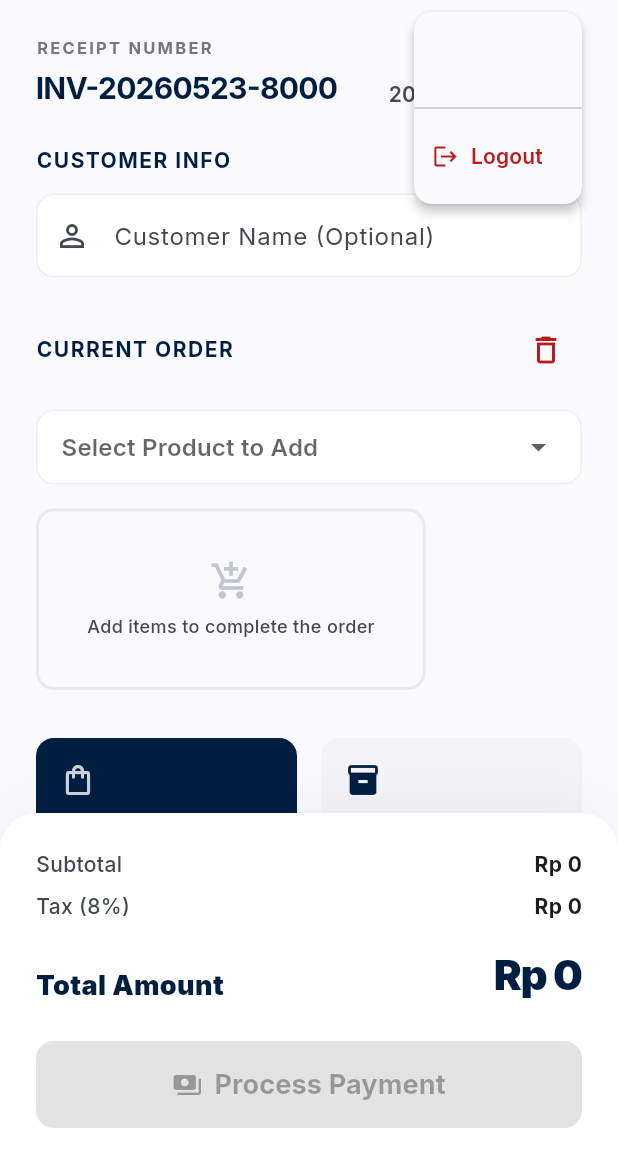
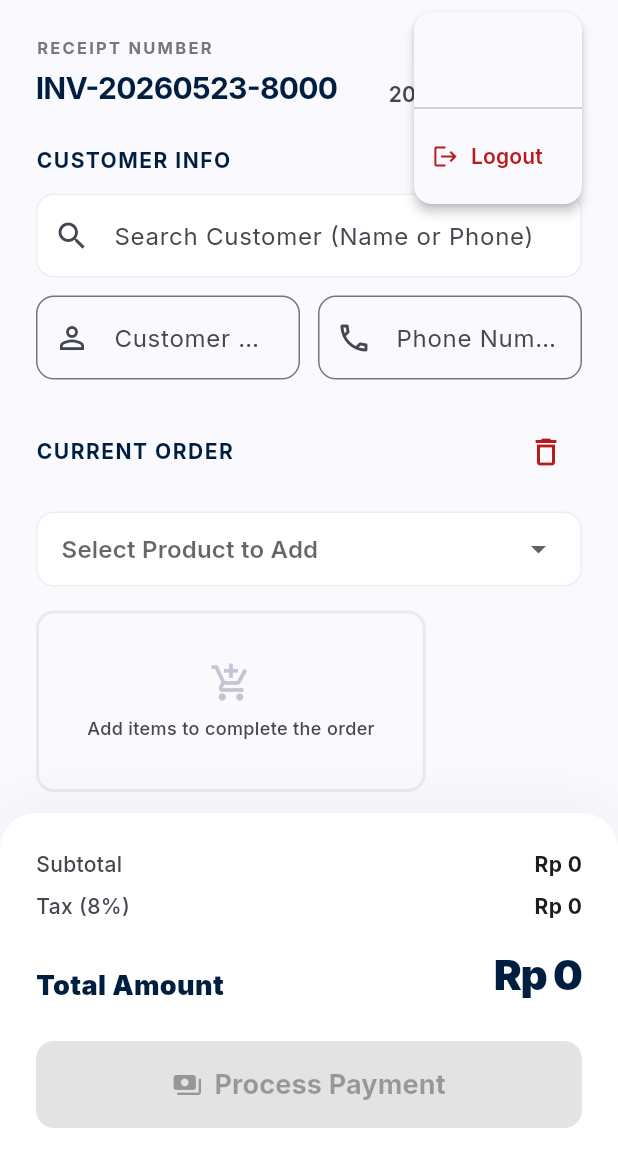
Before and after one commit to fathurdja/PrecisionPOS, a Flutter app: the OrderInputScreen screen opened by its route, after a tap on the "person" icon, on a phone screen of 412 x 824 dp, the part 84-1236 px from its top. Run offline on Flutter 3.47's test engine with Material 3 defaults, Android fonts, the phone set to English and light mode, and no system bars; our stand-ins replace file_picker, fl_chart, google_fonts, pdf, printing, share_plus and 2 more; missing offline and left inert: esc_pos_utils_plus, print_bluetooth_thermal; accounts and stored records are empty.

Commit message:
update dashboard dan customer

```diff
--- a/lib/data/database_helper.dart
+++ b/lib/data/database_helper.dart
@@ -23,7 +23,7 @@ class DatabaseHelper {
 
     return await openDatabase(
       path,
-      version: 2,
+      version: 3,
       onCreate: _createDB,
       onUpgrade: _onUpgrade,
     );
@@ -51,9 +51,19 @@ class DatabaseHelper {
         total_harga $realType,
         status $textType,
         customer_name TEXT,
+        customer_phone TEXT,
         cashier_name TEXT,
         tax_amount REAL DEFAULT 0.0,
         service_amount REAL DEFAULT 0.0
+      )
+    ''');
+
+    await db.execute('''
+      CREATE TABLE customers (
+        id $idType,
+        name $textType,
+        phone TEXT NOT NULL UNIQUE,
+        created_at TEXT
       )
     ''');
 
@@ -117,6 +127,22 @@ class DatabaseHelper {
 
       await _insertInitialStaff(db);
     }
+    if (oldVersion < 3) {
+      try {
+        await db.execute('ALTER TABLE transactions ADD COLUMN customer_phone TEXT');
+      } catch (e) {
+        print("Column customer_phone might already exist: $e");
+      }
+
+      await db.execute('''
+        CREATE TABLE IF NOT EXISTS customers (
+          id INTEGER PRIMARY KEY AUTOINCREMENT,
+          name TEXT NOT NULL,
+          phone TEXT NOT NULL UNIQUE,
+          created_at TEXT
+        )
+      ''');
+    }
   }
 
   Future _insertInitialStaff(Database db) async {
--- /dev/null
+++ b/lib/models/customer_model.dart
@@ -0,0 +1,31 @@
+class CustomerModel {
+  final int? id;
+  final String name;
+  final String phone;
+  final String? createdAt;
+
+  CustomerModel({
+    this.id,
+    required this.name,
+    required this.phone,
+    this.createdAt,
+  });
+
+  factory CustomerModel.fromMap(Map<String, dynamic> map) {
+    return CustomerModel(
+      id: map['id'],
+      name: map['name'],
+      phone: map['phone'],
+      createdAt: map['created_at'],
+    );
+  }
+
+  Map<String, dynamic> toMap() {
+    return {
+      if (id != null) 'id': id,
+      'name': name,
+      'phone': phone,
+      if (createdAt != null) 'created_at': createdAt,
+    };
+  }
+}
--- a/lib/models/transaction_model.dart
+++ b/lib/models/transaction_model.dart
@@ -4,6 +4,7 @@ class TransactionModel {
   final double totalHarga;
   final String status;
   final String? customerName;
+  final String? customerPhone;
   final String? cashierName;
   final double taxAmount;
   final double serviceAmount;
@@ -14,6 +15,7 @@ class TransactionModel {
     required this.totalHarga,
     required this.status,
     this.customerName,
+    this.customerPhone,
     this.cashierName,
     this.taxAmount = 0.0,
     this.serviceAmount = 0.0,
@@ -26,6 +28,7 @@ class TransactionModel {
       totalHarga: (json['total_harga'] as num).toDouble(),
       status: json['status'],
       customerName: json['customer_name'],
+      customerPhone: json['customer_phone'],
       cashierName: json['cashier_name'],
       taxAmount: (json['tax_amount'] as num?)?.toDouble() ?? 0.0,
       serviceAmount: (json['service_amount'] as num?)?.toDouble() ?? 0.0,
@@ -39,6 +42,7 @@ class TransactionModel {
       'total_harga': totalHarga,
       'status': status,
       if (customerName != null) 'customer_name': customerName,
+      if (customerPhone != null) 'customer_phone': customerPhone,
       if (cashierName != null) 'cashier_name': cashierName,
       'tax_amount': taxAmount,
       'service_amount': serviceAmount,
--- a/lib/screens/daily_report_screen.dart
+++ b/lib/screens/daily_report_screen.dart
@@ -7,7 +7,6 @@ import '../repositories/transaction_repository.dart';
 import '../services/data_export_service.dart';
 import '../services/data_import_service.dart';
 import '../services/pdf_report_service.dart';
-import '../utils/currency_format.dart';
 
 class DailyReportScreen extends StatefulWidget {
   const DailyReportScreen({super.key});
--- a/lib/screens/order_input_screen.dart
+++ b/lib/screens/order_input_screen.dart
@@ -5,7 +5,9 @@ import '../widgets/top_app_bar.dart';
 import '../models/product_model.dart';
 import '../models/transaction_model.dart';
 import '../models/order_item_model.dart';
+import '../models/customer_model.dart';
 import '../repositories/product_repository.dart';
+import '../repositories/customer_repository.dart';
 import '../utils/helpers.dart';
 import 'payment_method_screen.dart';
 import '../utils/currency_format.dart';
@@ -30,6 +32,7 @@ class OrderInputScreen extends StatefulWidget {
 
 class _OrderInputScreenState extends State<OrderInputScreen> {
   final ProductRepository _productRepo = ProductRepository();
+  final CustomerRepository _customerRepo = CustomerRepository();
 
   List<ProductModel> _availableProducts = [];
   List<CartItem> _cart = [];
@@ -38,8 +41,10 @@ class _OrderInputScreenState extends State<OrderInputScreen> {
   String _issueDate = '';
 
   final _customerNameController = TextEditingController();
+  final _customerPhoneController = TextEditingController();
 
   ProductModel? _selectedProduct;
+  CustomerModel? _selectedCustomer;
 
   double _taxRate = 8.0;
   double _serviceRate = 0.0;
@@ -63,6 +68,7 @@ class _OrderInputScreenState extends State<OrderInputScreen> {
   @override
   void dispose() {
     _customerNameController.dispose();
+    _customerPhoneController.dispose();
     super.dispose();
   }
 
@@ -72,7 +78,9 @@ class _OrderInputScreenState extends State<OrderInputScreen> {
       _issueDate = Helpers.getCurrentTimestamp();
       _cart.clear();
       _selectedProduct = null;
+      _selectedCustomer = null;
       _customerNameController.clear();
+      _customerPhoneController.clear();
     });
   }
 
@@ -99,9 +107,22 @@ class _OrderInputScreenState extends State<OrderInputScreen> {
       customerName: _customerNameController.text.trim().isNotEmpty
           ? _customerNameController.text.trim()
           : null,
+      customerPhone: _customerPhoneController.text.trim().isNotEmpty
+          ? _customerPhoneController.text.trim()
+          : null,
       taxAmount: tax,
       serviceAmount: serviceCharge,
     );
+
+    if (_customerNameController.text.trim().isNotEmpty && _customerPhoneController.text.trim().isNotEmpty) {
+      if (_selectedCustomer == null || _selectedCustomer!.phone != _customerPhoneController.text.trim()) {
+        _customerRepo.addCustomer(CustomerModel(
+          name: _customerNameController.text.trim(),
+          phone: _customerPhoneController.text.trim(),
+          createdAt: DateTime.now().toIso8601String(),
+        ));
+      }
+    }
 
     final items = _cart
         .expand((item) {
@@ -185,11 +206,29 @@ class _OrderInputScreenState extends State<OrderInputScreen> {
           ),
         ),
         const SizedBox(height: 12),
-        TextField(
-          controller: _customerNameController,
+        Autocomplete<CustomerModel>(
+          optionsBuilder: (TextEditingValue textEditingValue) async {
+            if (textEditingValue.text.length < 2) {
+              return const Iterable<CustomerModel>.empty();
+            }
+            return await _customerRepo.searchCustomers(textEditingValue.text);
+          },
+          displayStringForOption: (CustomerModel option) => '${option.name} (${option.phone})',
+          onSelected: (CustomerModel selection) {
+            setState(() {
+              _selectedCustomer = selection;
+              _customerNameController.text = selection.name;
+              _customerPhoneController.text = selection.phone;
+            });
+          },
+          fieldViewBuilder: (context, controller, focusNode, onEditingComplete) {
+            return TextField(
+              controller: controller,
+              focusNode: focusNode,
+              onEditingComplete: onEditingComplete,
               decoration: InputDecoration(
-            labelText: 'Customer Name (Optional)',
-            prefixIcon: const Icon(Icons.person_outline),
+                labelText: 'Search Customer (Name or Phone)',
+                prefixIcon: const Icon(Icons.search),
                 border: OutlineInputBorder(
                   borderRadius: BorderRadius.circular(12),
                   borderSide: BorderSide(color: AppColors.outlineVariant.withValues(alpha: 0.5)),
@@ -201,6 +240,45 @@ class _OrderInputScreenState extends State<OrderInputScreen> {
                 filled: true,
                 fillColor: AppColors.surfaceContainerLowest,
               ),
+            );
+          },
+        ),
+        const SizedBox(height: 12),
+        Row(
+          children: [
+            Expanded(
+              child: TextField(
+                controller: _customerNameController,
+                decoration: InputDecoration(
+                  labelText: 'Customer Name',
+                  prefixIcon: const Icon(Icons.person_outline),
+                  border: OutlineInputBorder(
+                    borderRadius: BorderRadius.circular(12),
+                  ),
+                ),
+                onChanged: (val) {
+                  _selectedCustomer = null;
+                },
+              ),
+            ),
+            const SizedBox(width: 12),
+            Expanded(
+              child: TextField(
+                controller: _customerPhoneController,
+                keyboardType: TextInputType.phone,
+                decoration: InputDecoration(
+                  labelText: 'Phone Number',
+                  prefixIcon: const Icon(Icons.phone_outlined),
+                  border: OutlineInputBorder(
+                    borderRadius: BorderRadius.circular(12),
+                  ),
+                ),
+                onChanged: (val) {
+                  _selectedCustomer = null;
+                },
+              ),
+            ),
+          ],
         ),
       ],
     );
--- a/lib/services/bluetooth_printer_service.dart
+++ b/lib/services/bluetooth_printer_service.dart
@@ -5,7 +5,6 @@ import 'package:intl/intl.dart';
 import '../models/transaction_model.dart';
 import '../models/order_item_model.dart';
 import '../data/database_helper.dart';
-import '../utils/currency_format.dart';
 
 class BluetoothPrinterService {
   static final BluetoothPrinterService _instance = BluetoothPrinterService._internal();
--- a/lib/services/pdf_report_service.dart
+++ b/lib/services/pdf_report_service.dart
@@ -1,10 +1,7 @@
-import 'dart:io';
 import 'package:pdf/pdf.dart';
 import 'package:pdf/widgets.dart' as pw;
 import 'package:printing/printing.dart';
-import 'package:path_provider/path_provider.dart';
 import 'package:intl/intl.dart';
-import '../utils/currency_format.dart';
 
 class PdfReportService {
   Future<pw.Document> generateReport({
```
Also changed, not shown: lib/repositories/customer_repository.dart (added, +40 -0 lines), lib/screens/customer_screen.dart (added, +125 -0 lines), lib/screens/dashboard_screen.dart (+14 -5 lines), lib/screens/inventory_screen.dart (added, +145 -0 lines). Lines whose indentation alone changed are shown as unchanged.
